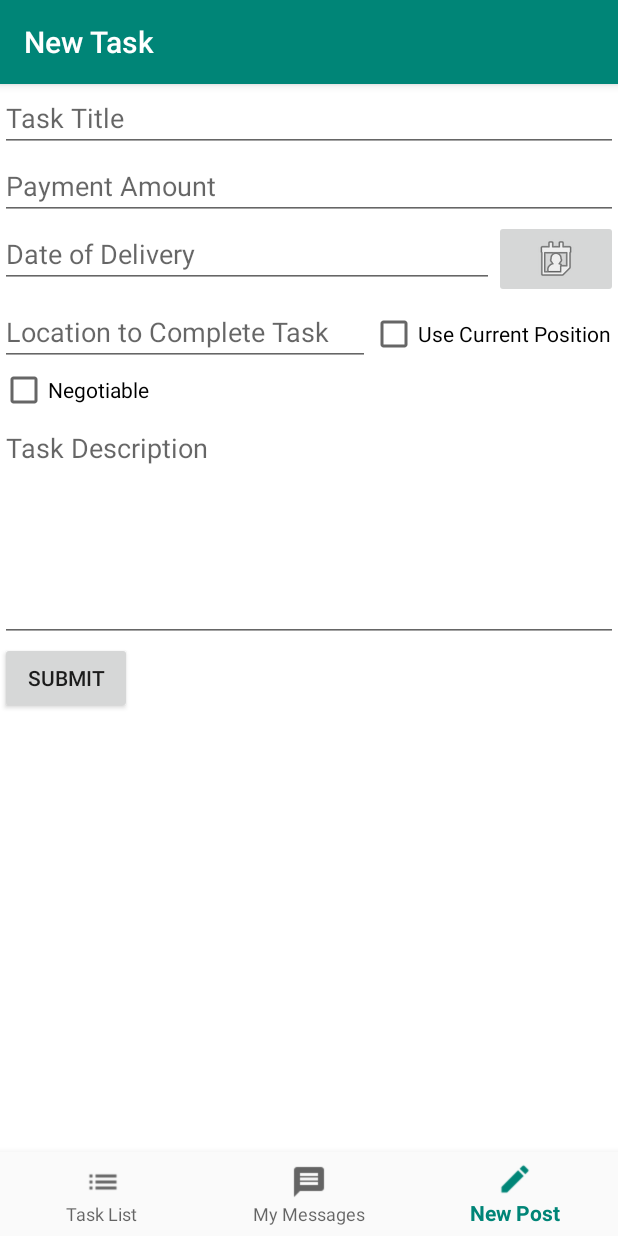
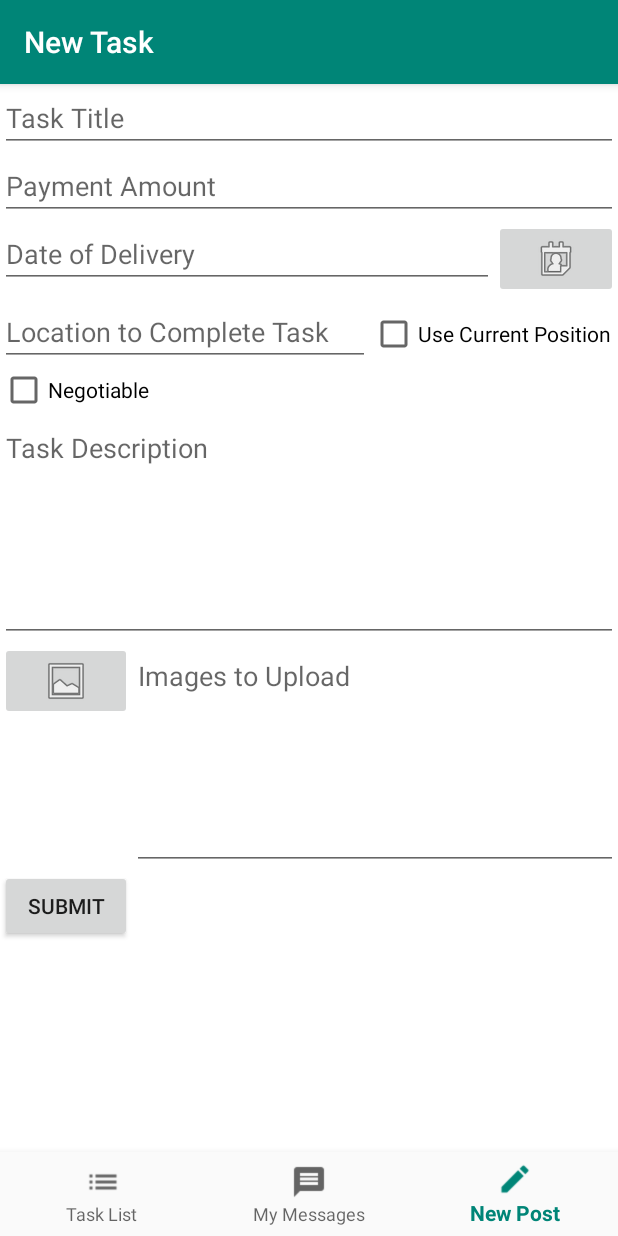
Before and after one commit to JerryBLi/HelpMi, an Android app: the MainPage screen opened directly, with no data from a screen before it, item 3 of the bottom bar chosen, on a phone screen of 412 x 824 dp. Run offline under Robolectric (Android 15) with nearby library versions, the phone set to English and light mode, and no system bars; our stand-ins replace Firebase (no records; nobody signed in at launch, a user with empty details on screens opened directly); libraries missing offline, so code that uses them is left out: pub.devrel.easypermissions; 3 statements that could not run were skipped.

Commit message:
User can upload images

```diff
--- a/app/build.gradle
+++ b/app/build.gradle
@@ -30,6 +30,7 @@ dependencies {
     implementation 'com.android.support:support-v4:28.0.0'
     implementation 'com.android.support:recyclerview-v7:28.0.0'
     implementation 'pub.devrel:easypermissions:1.1.3'
+    implementation 'com.google.firebase:firebase-storage:16.0.1'
     testImplementation 'junit:junit:4.12'
     androidTestImplementation 'com.android.support.test:runner:1.0.2'
     androidTestImplementation 'com.android.support.test.espresso:espresso-core:3.0.2'
--- a/app/src/main/res/layout/fragment_new_task.xml
+++ b/app/src/main/res/layout/fragment_new_task.xml
@@ -97,9 +97,9 @@
 
                     <CheckBox
                         android:id="@+id/checkBoxNegotiable"
-                        android:layout_weight="10.0"
                         android:layout_width="0dp"
                         android:layout_height="wrap_content"
+                        android:layout_weight="10.0"
                         android:text="Negotiable" />
                 </TableRow>
 
@@ -119,19 +119,50 @@
                         android:inputType="textMultiLine"
                         android:lines="8"
                         android:minLines="6" />
+
                 </TableRow>
-
                 <TableRow
-                    android:layout_weight="10.0"
-                    android:layout_width="0dp"
+                    android:layout_width="match_parent"
                     android:layout_height="match_parent">
 
-                    <Button
-                        android:id="@+id/buttonSubmit"
+                    <ImageButton
+                        android:id="@+id/imageButtonImages"
                         android:layout_width="wrap_content"
                         android:layout_height="wrap_content"
-                        android:onClick="submitNewTask"
-                        android:text="Submit" />
+                        android:onClick="uploadImages"
+                        android:src="@android:drawable/ic_menu_gallery" />
+
+                    <EditText
+                        android:id="@+id/editTextImages"
+                        style="@style/Widget.AppCompat.EditText"
+                        android:layout_width="wrap_content"
+                        android:layout_height="wrap_content"
+                        android:layout_weight="8.0"
+                        android:editable="false"
+                        android:ems="10"
+                        android:gravity="top|left"
+                        android:hint="Images to Upload"
+                        android:inputType="textMultiLine"
+                        android:lines="8"
+                        android:minLines="6" />
+                </TableRow>
+                <TableRow
+                    android:layout_width="0dp"
+                    android:layout_weight="10.0">
+
+                    <LinearLayout
+                        android:layout_width="match_parent"
+                        android:layout_height="match_parent"
+                        android:orientation="vertical">
+
+                        <Button
+                            android:id="@+id/buttonSubmit"
+                            android:layout_width="wrap_content"
+                            android:layout_height="wrap_content"
+                            android:onClick="submitNewTask"
+                            android:text="Submit" />
+                    </LinearLayout>
+
                 </TableRow>
 
             </TableLayout>
```
Also changed, not shown: app/src/main/java/ese543/helpmi/core/MainPage.java (+86 -1 lines).
